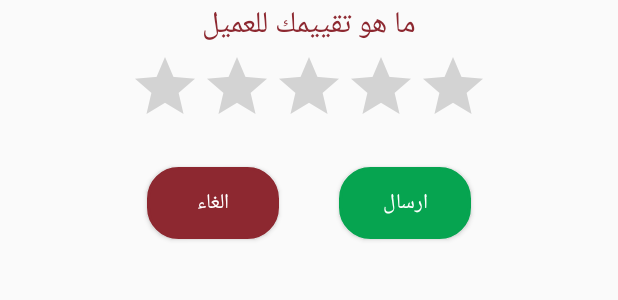
After one commit to ahmed-bassiouny/naqalati_driver, an Android app: the layout activity_rate.xml on its own in the app's theme, with its tools: preview values and no code run, on a phone screen of 412 x 824 dp. The commit adds this screen. Shown: the top 300 px of the screen. Run offline under Robolectric (Android 15) with nearby library versions, the phone set to English and light mode, and no system bars.

Commit message:
add rate user

```diff
--- a/app/src/main/AndroidManifest.xml
+++ b/app/src/main/AndroidManifest.xml
@@ -80,7 +80,11 @@
         <activity
             android:name=".activities.UploadFilesActivity"
             android:theme="@style/AppTheme.NoAction" />
-        <activity android:name=".activities.ContactUsActivity"
+        <activity
+            android:name=".activities.ContactUsActivity"
+            android:theme="@style/AppThemeDialog" />
+        <activity
+            android:name=".activities.RateActivity"
             android:theme="@style/AppThemeDialog"></activity>
     </application>
 
--- a/app/src/main/java/com/bassiouny/naqalati_driver/activities/ShowRequestDetailsActivity.java
+++ b/app/src/main/java/com/bassiouny/naqalati_driver/activities/ShowRequestDetailsActivity.java
@@ -126,7 +126,6 @@ public class ShowRequestDetailsActivity extends AppCompatActivity {
         // update currentRequest in driver
         FirebaseDatabase.getInstance().getReference(FirebaseRoot.DB_REQUESTS).child(key)
                 .setValue(requestInfo);
-        Log.e( "cancelRequest: ",key );
         finish();
     }
 
--- a/app/src/main/java/com/bassiouny/naqalati_driver/helper/Constant.java
+++ b/app/src/main/java/com/bassiouny/naqalati_driver/helper/Constant.java
@@ -7,4 +7,5 @@ package com.bassiouny.naqalati_driver.helper;
 public class Constant {
     public static final String SHOW_REQUEST_INFO_DETAILS = "show_request_info";
     public static final String REQUEST_INFO_KEY = "request_info_key";
+    public static final String REQUEST_ID="request_id";
 }
--- /dev/null
+++ b/app/src/main/res/layout/activity_rate.xml
@@ -0,0 +1,46 @@
+<?xml version="1.0" encoding="utf-8"?>
+<LinearLayout xmlns:android="http://schemas.android.com/apk/res/android"
+    xmlns:app="http://schemas.android.com/apk/res-auto"
+    xmlns:tools="http://schemas.android.com/tools"
+    android:layout_width="match_parent"
+    android:layout_height="match_parent"
+    android:orientation="vertical"
+    android:textDirection="rtl"
+    android:layoutDirection="rtl"
+    android:gravity="center_horizontal"
+    tools:context="com.bassiouny.naqalati_driver.activities.RateActivity">
+
+    <TextView
+        android:layout_width="wrap_content"
+        android:layout_height="wrap_content"
+        android:text="ما هو تقييمك للعميل"
+        android:textColor="@color/red_logo"
+        android:textSize="20sp"/>
+
+    <RatingBar
+        android:id="@+id/ratingBar"
+        android:layout_width="wrap_content"
+        android:layout_height="wrap_content" />
+    <LinearLayout
+        android:layout_width="wrap_content"
+        android:layout_height="wrap_content">
+
+        <Button
+            android:layout_width="wrap_content"
+            android:layout_height="wrap_content"
+            android:background="@drawable/border_button_green"
+            android:text="ارسال"
+            android:id="@+id/btn_send"
+            android:layout_margin="20dp"
+            android:textColor="@color/white"/>
+        <Button
+            android:layout_width="wrap_content"
+            android:layout_height="wrap_content"
+            android:background="@drawable/border_button"
+            android:text="الغاء"
+            android:layout_margin="20dp"
+            android:id="@+id/btn_cancel"
+            android:textColor="@color/white"/>
+    </LinearLayout>
+
+</LinearLayout>
```
Also changed, not shown: app/src/main/java/com/bassiouny/naqalati_driver/activities/MapActivity.java (+9 -0 lines), app/src/main/java/com/bassiouny/naqalati_driver/activities/RateActivity.java (added, +49 -0 lines).
